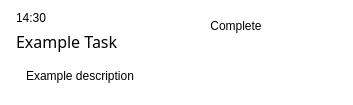
This is uis/res/ui_note_item.ui in GorgeousOne/TaskManagementApp as Qt 5 draws it before an edit. The edited form follows.
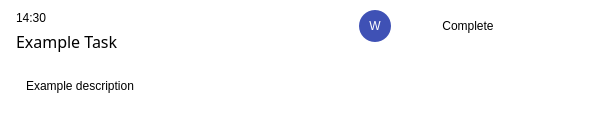
This is the edited form. Icons and pictures are not drawn.

Commit message:
added project button to item
it magically stays at 2/3 of the item bar. perfect

Diff of the .ui file:
```diff
--- a/uis/res/ui_note_item.ui
+++ b/uis/res/ui_note_item.ui
@@ -6,8 +6,8 @@
    <rect>
     <x>0</x>
     <y>0</y>
-    <width>353</width>
-    <height>105</height>
+    <width>601</width>
+    <height>126</height>
    </rect>
   </property>
   <property name="styleSheet">
@@ -101,11 +101,64 @@
         </layout>
        </widget>
       </item>
+      <item alignment="Qt::AlignRight|Qt::AlignTop">
+       <widget class="QWidget" name="project_widget" native="true">
+        <property name="layoutDirection">
+         <enum>Qt::LeftToRight</enum>
+        </property>
+        <layout class="QHBoxLayout" name="horizontalLayout_2">
+         <property name="leftMargin">
+          <number>9</number>
+         </property>
+         <property name="topMargin">
+          <number>9</number>
+         </property>
+         <property name="rightMargin">
+          <number>9</number>
+         </property>
+         <property name="bottomMargin">
+          <number>9</number>
+         </property>
+         <item alignment="Qt::AlignVCenter">
+          <widget class="QPushButton" name="project_btn">
+           <property name="sizePolicy">
+            <sizepolicy hsizetype="Fixed" vsizetype="Fixed">
+             <horstretch>0</horstretch>
+             <verstretch>0</verstretch>
+            </sizepolicy>
+           </property>
+           <property name="minimumSize">
+            <size>
+             <width>32</width>
+             <height>32</height>
+            </size>
+           </property>
+           <property name="styleSheet">
+            <string notr="true">border: 0px solid;
+border-radius: 16px;
+color: rgb(255, 255, 255);
+background: rgb(63, 81, 181);
+font: 63 12pt &quot;Segoe UI Semibold&quot;;</string>
+           </property>
+           <property name="text">
+            <string>W</string>
+           </property>
+          </widget>
+         </item>
+        </layout>
+       </widget>
+      </item>
       <item alignment="Qt::AlignRight|Qt::AlignTop">
        <widget class="QWidget" name="button_bar" native="true">
         <property name="enabled">
          <bool>true</bool>
         </property>
+        <property name="minimumSize">
+         <size>
+          <width>180</width>
+          <height>0</height>
+         </size>
+        </property>
         <property name="styleSheet">
          <string notr="true">.QPushButton {
 	border: 0px solid;
@@ -132,6 +185,13 @@
          <property name="bottomMargin">
           <number>5</number>
          </property>
+         <item>
+          <spacer name="horizontalSpacer">
+           <property name="orientation">
+            <enum>Qt::Horizontal</enum>
+           </property>
+          </spacer>
+         </item>
          <item>
           <widget class="QPushButton" name="toggle_done_btn">
            <property name="sizePolicy">
@@ -166,6 +226,12 @@
              <height>40</height>
             </size>
            </property>
+           <property name="maximumSize">
+            <size>
+             <width>40</width>
+             <height>40</height>
+            </size>
+           </property>
            <property name="styleSheet">
             <string notr="true">background-image: url(./uis/res/icons/pencil.png);
 /*background-image: url(:/images/icons/pencil.png);*/</string>
@@ -192,6 +258,12 @@
              <height>40</height>
             </size>
            </property>
+           <property name="maximumSize">
+            <size>
+             <width>40</width>
+             <height>40</height>
+            </size>
+           </property>
            <property name="styleSheet">
             <string notr="true">background-image: url(./uis/res/icons/trashcan.png);
 /*background-image: url(:/images/icons/trashcan.png);*/</string>
```
The commit also changes 2 other files.
